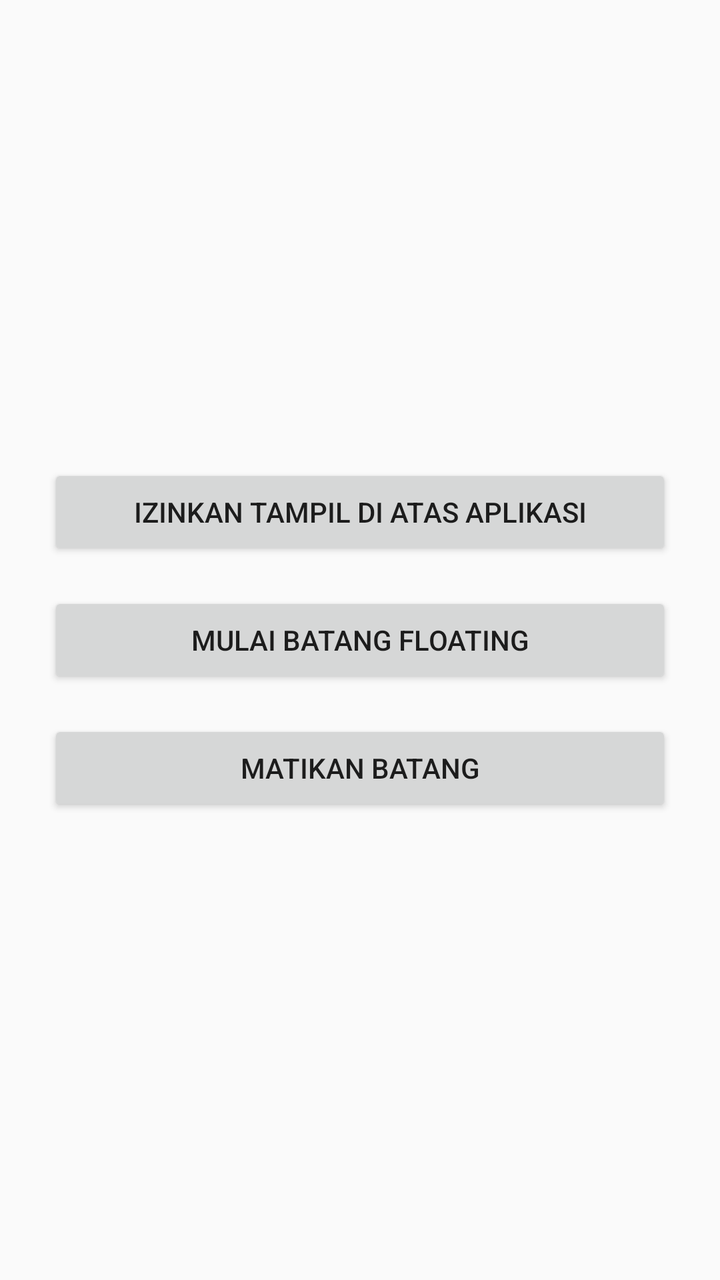
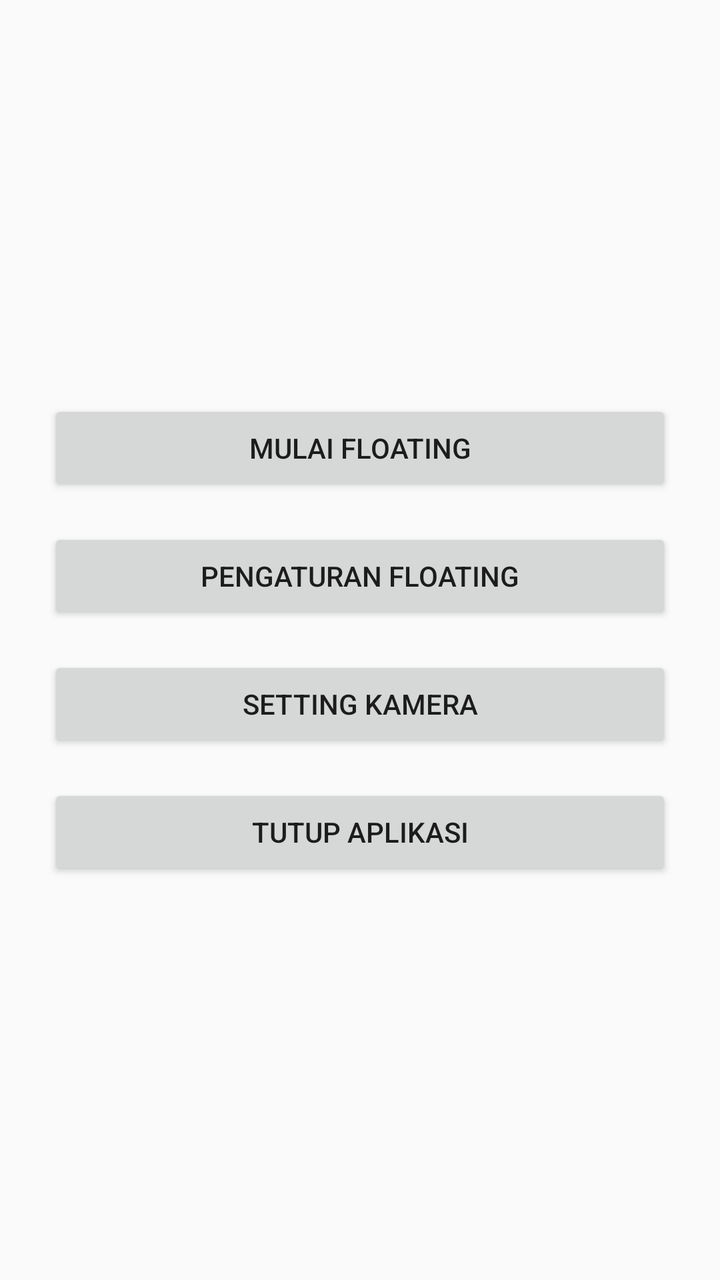

An Android layout rendered at two revisions. The XML below is the earlier revision; the diff shows what the commit changed to produce the second picture.
<!-- AndroidManifest.xml: application theme Theme.AppCompat.DayNight.NoActionBar -->
<!-- res/layout/activity_main.xml -->
<?xml version="1.0" encoding="utf-8"?>
<LinearLayout xmlns:android="http://schemas.android.com/apk/res/android"
    android:layout_width="match_parent"
    android:layout_height="match_parent"
    android:orientation="vertical"
    android:gravity="center"
    android:padding="24dp">

    <Button
        android:id="@+id/btnOverlay"
        android:layout_width="match_parent"
        android:layout_height="wrap_content"
        android:text="Izinkan tampil di atas aplikasi" />

    <Button
        android:id="@+id/btnStart"
        android:layout_width="match_parent"
        android:layout_height="wrap_content"
        android:layout_marginTop="16dp"
        android:text="Mulai batang floating" />

    <Button
        android:id="@+id/btnStop"
        android:layout_width="match_parent"
        android:layout_height="wrap_content"
        android:layout_marginTop="16dp"
        android:text="Matikan batang" />
</LinearLayout>
<!-- resources referenced by this layout -->
<resources>

</resources>

<!-- the commit's change to res/layout/activity_main.xml (unified diff, before → after) -->
@@ -7,22 +7,29 @@
     android:padding="24dp">
 
     <Button
-        android:id="@+id/btnOverlay"
+        android:id="@+id/btnFloating"
         android:layout_width="match_parent"
         android:layout_height="wrap_content"
-        android:text="Izinkan tampil di atas aplikasi" />
+        android:text="Mulai floating" />
 
     <Button
-        android:id="@+id/btnStart"
+        android:id="@+id/btnDrag"
         android:layout_width="match_parent"
         android:layout_height="wrap_content"
         android:layout_marginTop="16dp"
-        android:text="Mulai batang floating" />
+        android:text="Pengaturan floating" />
 
     <Button
-        android:id="@+id/btnStop"
+        android:id="@+id/btnCamera"
         android:layout_width="match_parent"
         android:layout_height="wrap_content"
         android:layout_marginTop="16dp"
-        android:text="Matikan batang" />
+        android:text="Setting kamera" />
+
+    <Button
+        android:id="@+id/btnClose"
+        android:layout_width="match_parent"
+        android:layout_height="wrap_content"
+        android:layout_marginTop="16dp"
+        android:text="Tutup aplikasi" />
 </LinearLayout>
